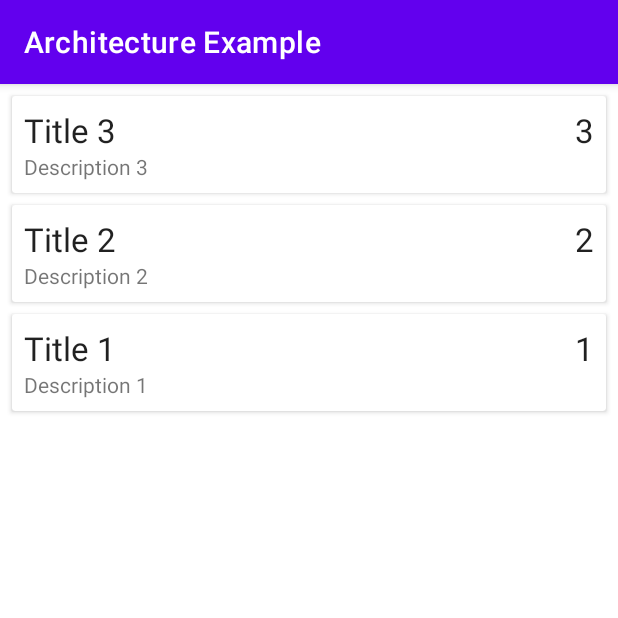
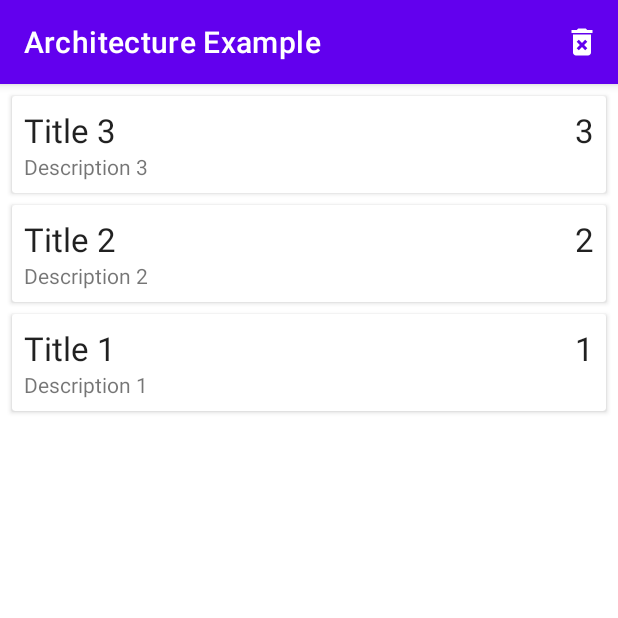
Before and after one commit to KeatonZeus/NoteAPP, an Android app: the screen it shows after launch (MainActivity), on a phone screen of 412 x 824 dp, the top half of it. Run offline under Robolectric (Android 15) with nearby library versions, the phone set to English and light mode, and no system bars; our stand-ins replace Room's generated code; libraries missing offline, so code that uses them is left out: com.lxj.xpopup.

Commit message:
add swipeDelete & menu Delete all notes

```diff
--- a/app/build.gradle
+++ b/app/build.gradle
@@ -36,7 +36,8 @@ dependencies {
     androidTestImplementation 'androidx.test.ext:junit:1.1.3'
     androidTestImplementation 'androidx.test.espresso:espresso-core:3.4.0'
 
-
+    //RecyclerView
+    implementation 'androidx.recyclerview:recyclerview:1.2.1'
     // ViewModel
     def lifecycle_version = "2.4.0"
     def arch_version = "2.1.0"
@@ -49,5 +50,6 @@ dependencies {
     annotationProcessor "androidx.room:room-compiler:$room_version"
     //cardView
     implementation "androidx.cardview:cardview:1.0.0"
-
+    //dialog
+    implementation 'com.lxj:xpopup:2.2.23'
 }
--- a/app/src/main/java/com/example/leo/architectureexample/Adapter/NoteAdapter.java
+++ b/app/src/main/java/com/example/leo/architectureexample/Adapter/NoteAdapter.java
@@ -39,6 +39,11 @@ public class NoteAdapter extends RecyclerView.Adapter<NoteAdapter.MyViewHolder>{
         return noteList.size();
     }
 
+    //get the position in list
+    public Note getNotePosition(int position){
+        return noteList.get(position);
+    }
+
     //
     public void setNotes(List<Note> noteList){
         this.noteList = noteList;
--- a/app/src/main/java/com/example/leo/architectureexample/MainActivity.java
+++ b/app/src/main/java/com/example/leo/architectureexample/MainActivity.java
@@ -4,9 +4,11 @@ import androidx.activity.result.ActivityResult;
 import androidx.activity.result.ActivityResultCallback;
 import androidx.activity.result.ActivityResultLauncher;
 import androidx.activity.result.contract.ActivityResultContracts;
+import androidx.annotation.NonNull;
 import androidx.appcompat.app.AppCompatActivity;
 import androidx.lifecycle.Observer;
 import androidx.lifecycle.ViewModelProvider;
+import androidx.recyclerview.widget.ItemTouchHelper;
 import androidx.recyclerview.widget.LinearLayoutManager;
 import androidx.recyclerview.widget.RecyclerView;
 
@@ -14,6 +16,9 @@ import android.app.Activity;
 import android.content.Intent;
 import android.os.Bundle;
 import android.util.Log;
+import android.view.Menu;
+import android.view.MenuInflater;
+import android.view.MenuItem;
 import android.view.View;
 import android.widget.Toast;
 
@@ -21,13 +26,17 @@ import com.example.leo.architectureexample.Adapter.NoteAdapter;
 import com.example.leo.architectureexample.Model.Note;
 import com.example.leo.architectureexample.ViewModel.NoteViewModel;
 import com.google.android.material.floatingactionbutton.FloatingActionButton;
+import com.lxj.xpopup.XPopup;
+import com.lxj.xpopup.interfaces.OnConfirmListener;
 
 import java.util.List;
 
 public class MainActivity extends AppCompatActivity {
 
     private static final String TAG = "MainActivity";
-    public static final int ADD_NOTE_REQUEST = 1;
+
+    private RecyclerView recyclerView;
+
     private NoteViewModel noteViewModel;
 
     private NoteAdapter noteAdapter;
@@ -39,6 +48,7 @@ public class MainActivity extends AppCompatActivity {
 
         initRecyclerView();
         initFabButton();
+        initSwipeListToDeleteItem();
 
         noteViewModel = new ViewModelProvider(this).get(NoteViewModel.class);
 
@@ -51,6 +61,60 @@ public class MainActivity extends AppCompatActivity {
                 noteAdapter.notifyDataSetChanged();
             }
         });
+    }
+
+    @Override
+    public boolean onCreateOptionsMenu(Menu menu) {
+        MenuInflater menuInflater = getMenuInflater();
+        menuInflater.inflate(R.menu.menu_delet_all_note,menu);
+        return true;
+    }
+
+    @Override
+    public boolean onOptionsItemSelected(@NonNull MenuItem item) {
+        switch (item.getItemId()){
+            case R.id.menu_delete_all:
+
+                new XPopup.Builder(MainActivity.this).asConfirm("Delete All Notes", "Are you sure?",
+                        new OnConfirmListener() {
+                            @Override
+                            public void onConfirm() {
+                                Log.d(TAG, "onConfirm: dialog delete all notes");
+                                noteViewModel.deleteAllNotes();
+                                noteAdapter.notifyDataSetChanged();
+                            }
+                        })
+                        .show();
+
+                return true;
+
+                default:
+                    return super.onOptionsItemSelected(item);
+        }
+    }
+
+    private void initSwipeListToDeleteItem() {
+        ItemTouchHelper.SimpleCallback simpleItemTouchCallback = new ItemTouchHelper.SimpleCallback(0, ItemTouchHelper.LEFT) {
+
+            @Override
+            public boolean onMove(RecyclerView recyclerView, RecyclerView.ViewHolder viewHolder, RecyclerView.ViewHolder target) {
+                Toast.makeText(MainActivity.this, "on Move", Toast.LENGTH_SHORT).show();
+                return false;
+            }
+
+            @Override
+            public void onSwiped(RecyclerView.ViewHolder viewHolder, int swipeDir) {
+                Toast.makeText(MainActivity.this, "on Swiped Note Deleted", Toast.LENGTH_SHORT).show();
+                //Remove swiped item from list and notify the RecyclerView
+                int position = viewHolder.getBindingAdapterPosition();
+                noteViewModel.delete(noteAdapter.getNotePosition(position));
+                //noteAdapter.notifyDataSetChanged();
+                noteAdapter.notifyItemRemoved(position);
+            }
+        };
+
+        ItemTouchHelper itemTouchHelper = new ItemTouchHelper(simpleItemTouchCallback);
+        itemTouchHelper.attachToRecyclerView(recyclerView);
     }
 
     private void initFabButton() {
@@ -88,7 +152,6 @@ public class MainActivity extends AppCompatActivity {
     }
 
     private void initRecyclerView() {
-        RecyclerView recyclerView;
         recyclerView = findViewById(R.id.recyclerView);
         recyclerView.setHasFixedSize(true);
         recyclerView.setLayoutManager(new LinearLayoutManager(this));
--- /dev/null
+++ b/app/src/main/res/drawable/ic_baseline_delete_forever_24.xml
@@ -0,0 +1,5 @@
+<vector android:height="24dp" android:tint="#FFFFFF"
+    android:viewportHeight="24" android:viewportWidth="24"
+    android:width="24dp" xmlns:android="http://schemas.android.com/apk/res/android">
+    <path android:fillColor="@android:color/white" android:pathData="M6,19c0,1.1 0.9,2 2,2h8c1.1,0 2,-0.9 2,-2L18,7L6,7v12zM8.46,11.88l1.41,-1.41L12,12.59l2.12,-2.12 1.41,1.41L13.41,14l2.12,2.12 -1.41,1.41L12,15.41l-2.12,2.12 -1.41,-1.41L10.59,14l-2.13,-2.12zM15.5,4l-1,-1h-5l-1,1L5,4v2h14L19,4z"/>
+</vector>
--- /dev/null
+++ b/app/src/main/res/menu/menu_delet_all_note.xml
@@ -0,0 +1,11 @@
+<?xml version="1.0" encoding="utf-8"?>
+<menu xmlns:android="http://schemas.android.com/apk/res/android"
+    xmlns:app="http://schemas.android.com/apk/res-auto">
+
+    <item
+        android:id="@+id/menu_delete_all"
+        android:icon="@drawable/ic_baseline_delete_forever_24"
+        android:title="Delete all notes"
+        app:showAsAction="ifRoom"/>
+
+</menu>
--- a/build.gradle
+++ b/build.gradle
@@ -3,6 +3,7 @@ buildscript {
     repositories {
         google()
         mavenCentral()
+        maven { url 'https://jitpack.io' }
     }
     dependencies {
         classpath "com.android.tools.build:gradle:7.0.4"
```
